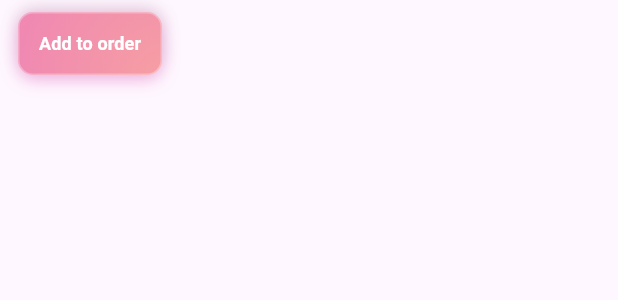
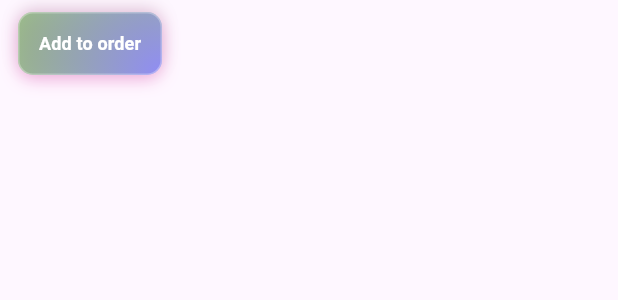
Before and after one commit to Autobahntunnelfisch/jp_screens, a Flutter app: the JPButton widget shown alone on an empty page, opened directly, on a phone screen of 412 x 824 dp. Shown: the top 300 px of the screen. Run offline on Flutter 3.47's test engine with Material 3 defaults, Android fonts, the light colour scheme and no system bars; our stand-ins replace flutter_svg.

Commit message:
add gradient colors to constructor

```diff
--- a/lib/widgets/j_p_button.dart
+++ b/lib/widgets/j_p_button.dart
@@ -9,6 +9,8 @@ class JPButton extends StatelessWidget {
     required this.fontsize,
     required this.fontweight,
     required this.onpress,
+    required this.gradientColor1,
+    required this.gradientColor2,
     super.key,
   });
   final String text;
@@ -18,6 +20,8 @@ class JPButton extends StatelessWidget {
   final VoidCallback onpress;
   final double buttonheight;
   final double buttonwidth;
+  final Color gradientColor1;
+  final Color gradientColor2;
 
   @override
   Widget build(BuildContext context) {
@@ -48,8 +52,8 @@ class JPButton extends StatelessWidget {
               center: Alignment.bottomRight,
               radius: 5,
               colors: [
-                Color.fromRGBO(246, 158, 163, 1),
-                Color.fromRGBO(233, 112, 196, 1)
+                gradientColor1,
+                gradientColor2,
               ],
             ),
           ),
```
